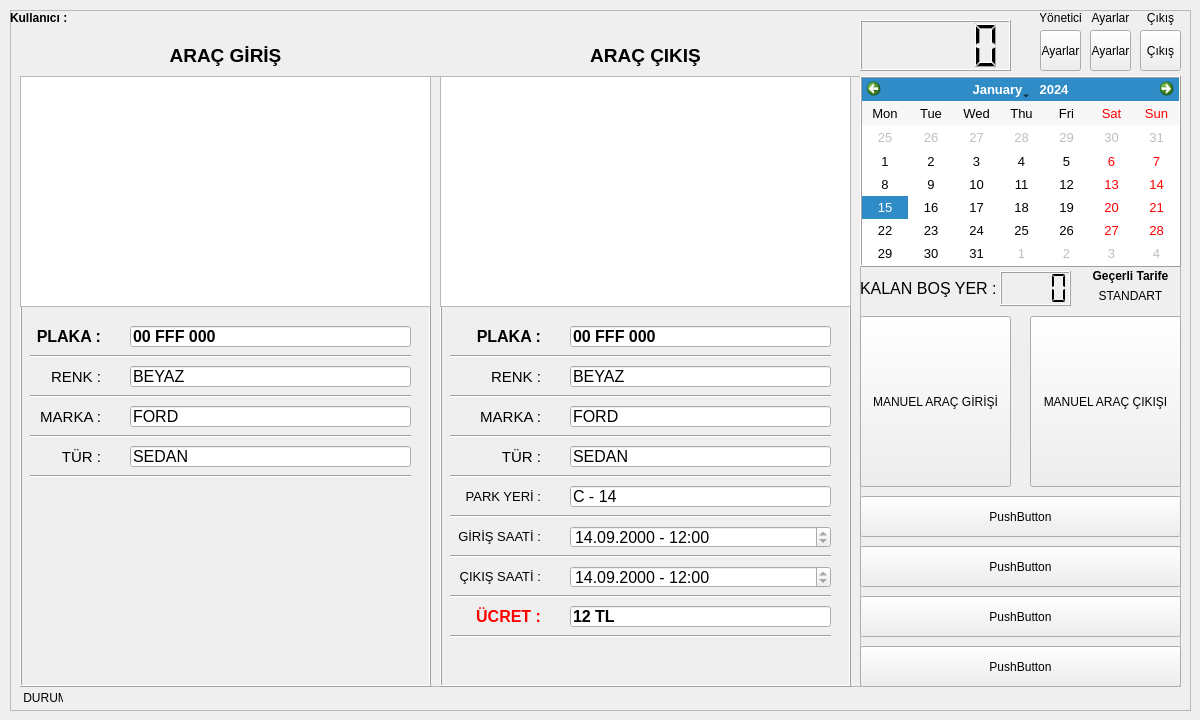
First picture: the form in forms/applicationwindow.ui, repository ydcpp/ParkingLotManagement, before the edit.
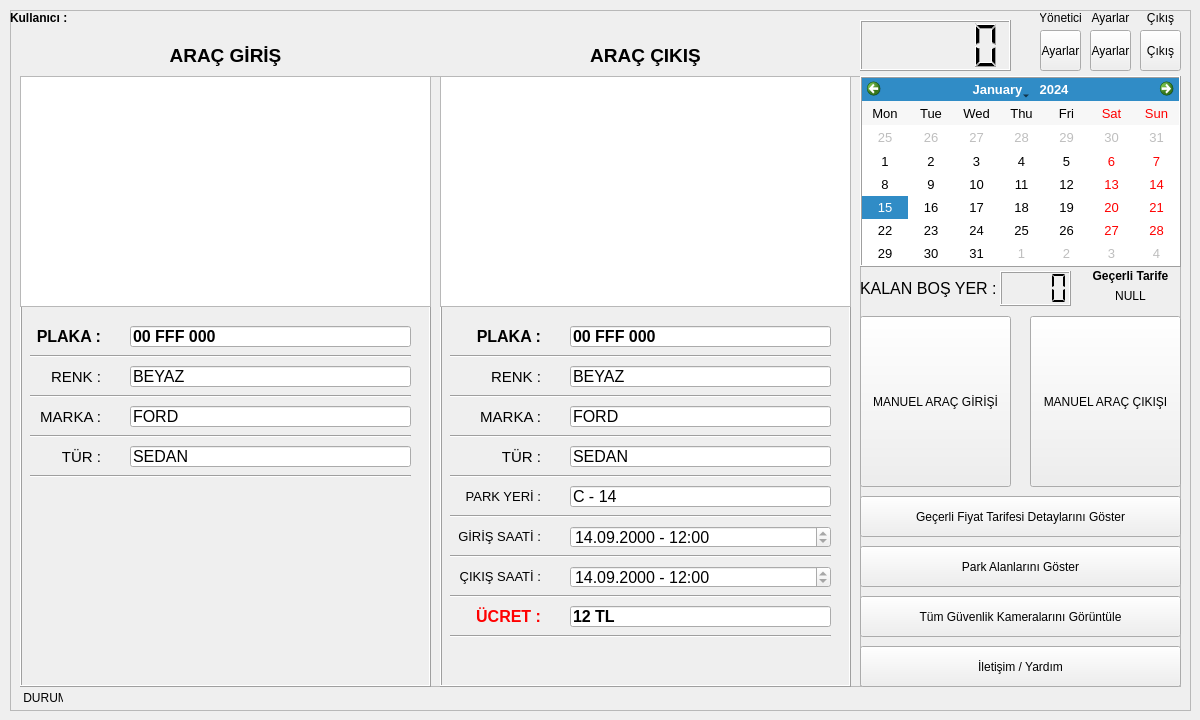
Second picture: the form after the edit. Icons and pictures are not drawn.

Diff of the .ui file:
```diff
--- a/forms/applicationwindow.ui
+++ b/forms/applicationwindow.ui
@@ -143,7 +143,7 @@
        </rect>
       </property>
       <property name="text">
-       <string>PushButton</string>
+       <string>Geçerli Fiyat Tarifesi Detaylarını Göster</string>
       </property>
      </widget>
      <widget class="QPushButton" name="pushButton_2">
@@ -156,7 +156,7 @@
        </rect>
       </property>
       <property name="text">
-       <string>PushButton</string>
+       <string>Park Alanlarını Göster</string>
       </property>
      </widget>
      <widget class="QPushButton" name="pushButton_3">
@@ -169,7 +169,7 @@
        </rect>
       </property>
       <property name="text">
-       <string>PushButton</string>
+       <string>Tüm Güvenlik Kameralarını Görüntüle</string>
       </property>
      </widget>
      <widget class="QPushButton" name="pushButton_4">
@@ -182,7 +182,7 @@
        </rect>
       </property>
       <property name="text">
-       <string>PushButton</string>
+       <string>İletişim / Yardım</string>
       </property>
      </widget>
      <widget class="QLabel" name="label_20">
@@ -308,7 +308,7 @@
        </rect>
       </property>
       <property name="text">
-       <string>STANDART</string>
+       <string>NULL</string>
       </property>
       <property name="alignment">
        <set>Qt::AlignCenter</set>
```
